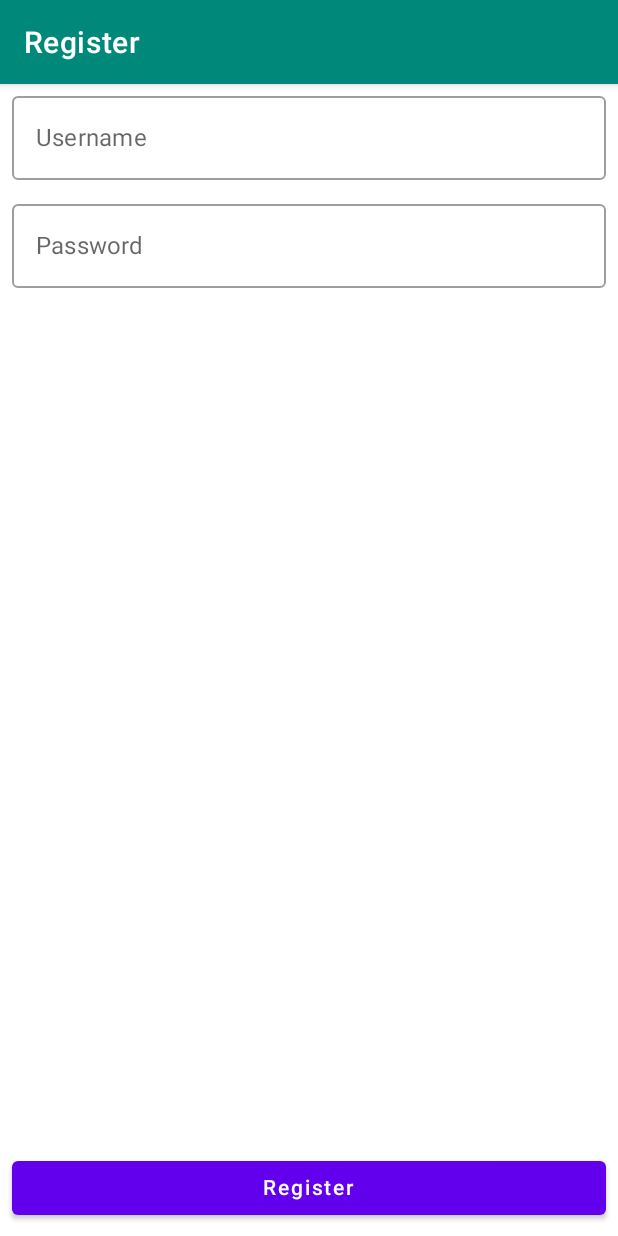
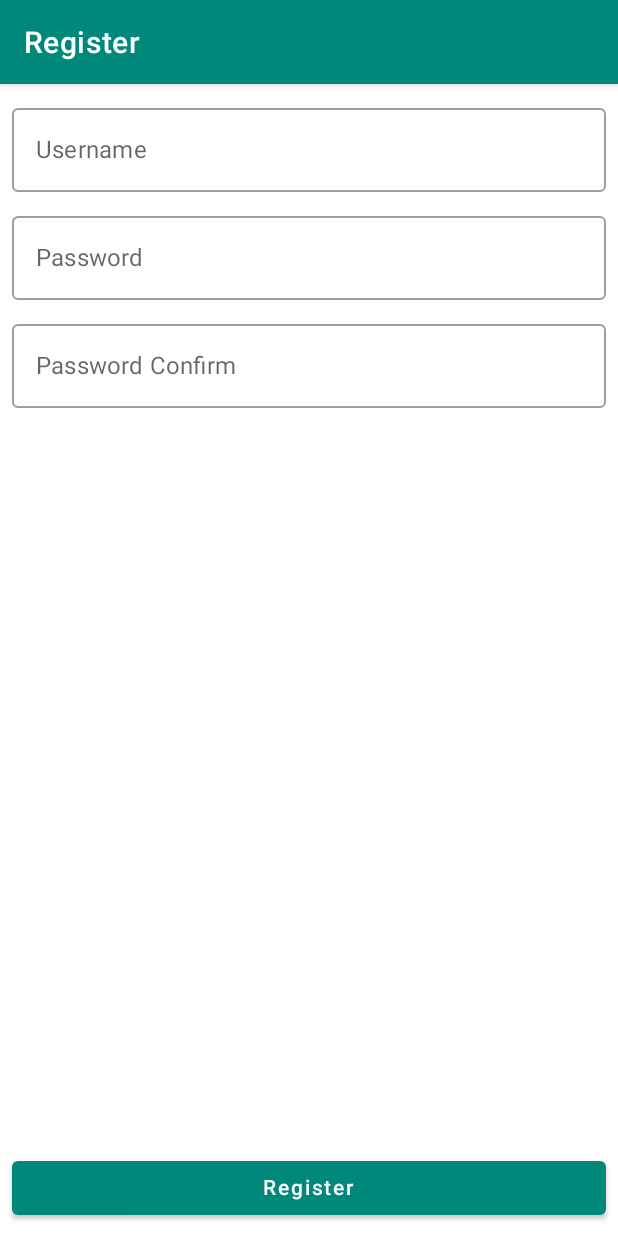
Before and after one commit to Citoci/YouOweMe, an Android app built with Jetpack Compose: the RegistrationActivity screen opened directly, with no data from a screen before it, on a phone screen of 412 x 824 dp. Run offline under Robolectric (Android 15) with nearby library versions, the phone set to English and light mode, and no system bars.

Commit message:
Little registration activity UI update

```diff
--- a/app/src/main/java/com/cito/youoweme/RegistrationActivity.kt
+++ b/app/src/main/java/com/cito/youoweme/RegistrationActivity.kt
@@ -6,16 +6,21 @@ import android.widget.Toast
 import androidx.activity.compose.setContent
 import androidx.appcompat.app.AppCompatActivity
 import androidx.compose.foundation.layout.*
-import androidx.compose.material.*
+import androidx.compose.material.Button
+import androidx.compose.material.OutlinedTextField
+import androidx.compose.material.Text
+import androidx.compose.material.TextField
 import androidx.compose.runtime.Composable
 import androidx.compose.runtime.mutableStateOf
 import androidx.compose.runtime.remember
 import androidx.compose.ui.Modifier
+import androidx.compose.ui.res.stringResource
 import androidx.compose.ui.text.input.PasswordVisualTransformation
 import androidx.compose.ui.tooling.preview.Preview
 import androidx.compose.ui.unit.dp
 import com.cito.youoweme.login.UserLoginManager
 import com.cito.youoweme.login.model.User
+import com.cito.youoweme.ui.theme.YouOweMeTheme
 
 class RegistrationActivity : AppCompatActivity() {
 
@@ -25,6 +30,7 @@ class RegistrationActivity : AppCompatActivity() {
 
     private var username: String? = null
     private var password: String? = null
+    private var passwordConfirm: String? = null
 
     override fun onCreate(savedInstanceState: Bundle?) {
         super.onCreate(savedInstanceState)
@@ -34,7 +40,9 @@ class RegistrationActivity : AppCompatActivity() {
         userLoginManager = UserLoginManager(this)
 
         setContent {
+            YouOweMeTheme {
                 RegistrationForm()
+            }
         }
     }
 
@@ -45,6 +53,10 @@ class RegistrationActivity : AppCompatActivity() {
         }
         if (password.isNullOrEmpty()) {
             Toast.makeText(this, R.string.message_password_invalid, Toast.LENGTH_SHORT).show()
+            return false
+        }
+        if (passwordConfirm.isNullOrEmpty() || passwordConfirm != password) {
+            Toast.makeText(this, R.string.message_password_confirmation_not_match, Toast.LENGTH_SHORT).show()
             return false
         }
         return true
@@ -73,46 +85,55 @@ class RegistrationActivity : AppCompatActivity() {
     @Preview(showBackground = true)
     @Composable
     fun RegistrationForm() {
-        Column(modifier = Modifier.fillMaxWidth().fillMaxHeight()) {
+        val modifier = Modifier.fillMaxWidth()
+        YouOweMeTheme {
+            Column(modifier = modifier
+                .fillMaxHeight()
+                .padding(8.dp)) {
                 Column(
-                modifier = Modifier
-                    .fillMaxWidth()
-                    .weight(1f)
-//                    .fillMaxHeight()
+                    modifier = modifier.weight(1f)
                 ) {
+
+//                    Spacer(modifier = modifier.height(100.dp))
 
                     val usernameInput = remember { mutableStateOf("") }
                     val passwordInput = remember { mutableStateOf("") }
+                    val passwordConfirmInput = remember { mutableStateOf("") }
+
                     OutlinedTextField(
                         value = usernameInput.value,
                         onValueChange = { usernameInput.value = it; username = it },
-                    placeholder = { Text(text = "Username") },
-                    modifier = Modifier
-                        .padding(8.dp)
-                        .fillMaxWidth()
+                        label = { Text(text = "Username") },
+                        singleLine = true,
+                        modifier = modifier,
                     )
                     OutlinedTextField(
                         value = passwordInput.value,
                         onValueChange = { passwordInput.value = it; password = it },
-                    placeholder = { Text(text = "Password") },
+                        label = { Text(text = stringResource(R.string.word_password)) },
+                        singleLine = true,
                         visualTransformation = PasswordVisualTransformation(),
-                    modifier = Modifier
-                        .padding(8.dp)
-                        .fillMaxWidth()
+                        modifier = modifier.padding(top = 8.dp),
+                    )
+                    OutlinedTextField(
+                        value = passwordConfirmInput.value,
+                        onValueChange = { passwordConfirmInput.value = it; passwordConfirm = it },
+                        label = { Text(text = stringResource(R.string.word_password_confirm))},
+                        singleLine = true,
+                        visualTransformation = PasswordVisualTransformation(),
+                        modifier = modifier.padding(top = 8.dp),
                     )
                 }
-            Row(modifier = Modifier.fillMaxWidth()) {
-
-                Button(modifier = Modifier
-                    .padding(8.dp)
-                    .fillMaxWidth(),
-                    onClick = {
-                        registerBtnClick()
-                    }) {
+                Row(modifier = modifier) {
+                    Button(modifier = modifier,
+                        onClick = this@RegistrationActivity::registerBtnClick
+                    ) {
                         Text(text = "Register")
                     }
                 }
             }
 
         }
+
     }
+}
--- a/app/src/main/java/com/cito/youoweme/ui/theme/Color.kt
+++ b/app/src/main/java/com/cito/youoweme/ui/theme/Color.kt
@@ -6,3 +6,11 @@ val Purple200 = Color(0xFFBB86FC)
 val Purple500 = Color(0xFF6200EE)
 val Purple700 = Color(0xFF3700B3)
 val Teal200 = Color(0xFF03DAC5)
+val Teal700 = Color(0xFF0097A7)
+
+val YomGreen = Color(0xFF00897B)
+val YomGreenAlt = Color(0xFF00695C)
+
+val RedDelete = Color(0xFFD32F2F)
+
+val Credit = Color(0xFF43A047)
--- a/app/src/main/java/com/cito/youoweme/ui/theme/Theme.kt
+++ b/app/src/main/java/com/cito/youoweme/ui/theme/Theme.kt
@@ -7,15 +7,16 @@ import androidx.compose.material.lightColors
 import androidx.compose.runtime.Composable
 
 private val DarkColorPalette = darkColors(
-    primary = Purple200,
-    primaryVariant = Purple700,
+    primary = YomGreen,
+    primaryVariant = YomGreenAlt,
     secondary = Teal200
 )
 
 private val LightColorPalette = lightColors(
-    primary = Purple500,
-    primaryVariant = Purple700,
-    secondary = Teal200
+    primary = YomGreen,
+    primaryVariant = YomGreenAlt,
+    secondary = Teal200,
+    secondaryVariant = Teal700
 
     /* Other default colors to override
     background = Color.White,
--- a/app/src/main/res/values/strings.xml
+++ b/app/src/main/res/values/strings.xml
@@ -21,13 +21,14 @@
     <string name="message_he_owes_you">\"%s\" owes you the amount</string>
     <string name="message_notification_scheduled">Notification scheduled for</string>
     <string name="message_password_invalid">The Password you inserted not valid</string>
+    <string name="message_password_confirmation_not_match">The password confirm field must match the first password</string>
     <string name="message_remember_notification_title">Remember this</string>
     <string name="message_remember_notification_text">Remember this</string>
     <string name="message_title_not_inserted">Title is empty. Please, specify one</string>
     <string name="message_username_not_valid">The username you inserted is not valid</string>
     <string name="message_wrong_credentials">Wrong Credentials</string>
     <string name="message_you_owe_him">You owe the amount to \"%s\"</string>
-    <string name="message_you_are_not_logged">You are not logged in!\nLog in to unlock all app features</string>
+    <string name="message_you_are_not_logged">You are not logged in!\nSome features are not available</string>
 
     <string name="notification_channel_name_remember">Remember</string>
 
@@ -48,6 +49,7 @@
     <string name="word_description">Description</string>
     <string name="word_name">Name</string>
     <string name="word_password" translatable="false">Password</string>
+    <string name="word_password_confirm">Password Confirm</string>
     <string name="word_surname">Surname</string>
     <string name="word_title">Title</string>
     <string name="word_transaction">Transaction</string>
```
Lines whose indentation alone changed are shown as unchanged.
